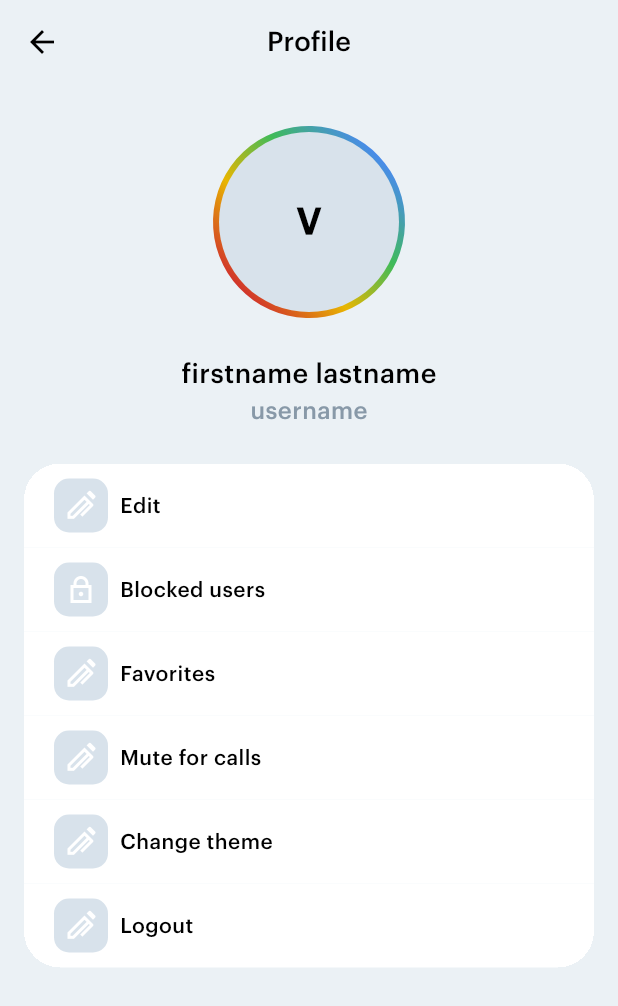
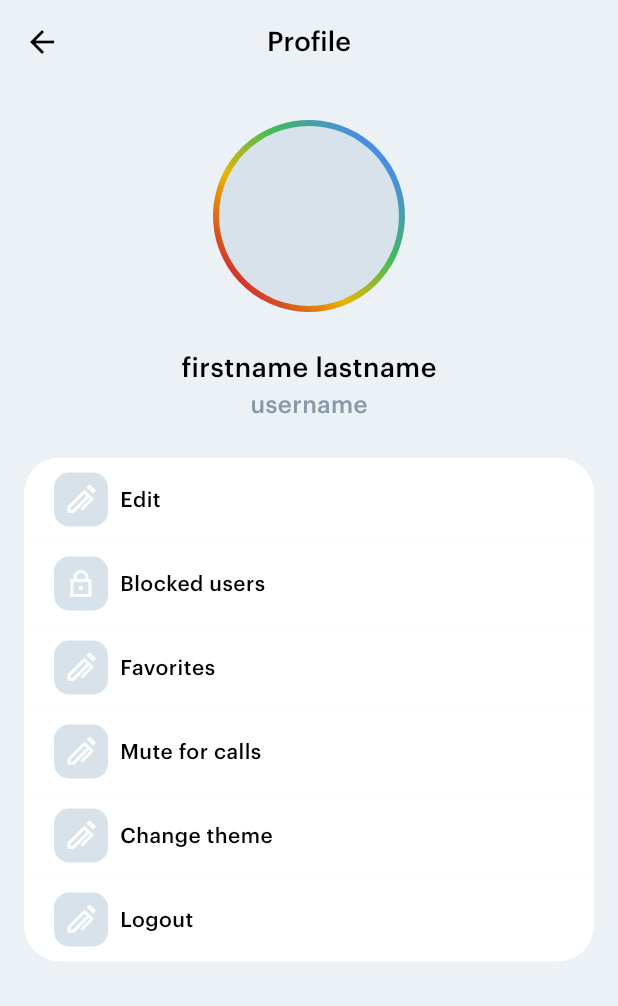
Before and after one commit to DoctorKocte/call_app_flutter, a Flutter app: the ProfileScreen screen opened directly with empty values, on a phone screen of 412 x 824 dp. Shown: the top 1006 px of the screen. Run offline on Flutter 3.47's test engine with Material 2 defaults, Android fonts, the phone set to English and light mode, and no system bars; our stand-ins replace dartz, dio, flutter_bloc, get_it, image_picker; accounts and stored records are empty; generated files the repository leaves out were written again.

Commit message:
add profile and update image request

```diff
--- /dev/null
+++ b/lib/features/profile/animated_image_container.dart
@@ -0,0 +1,127 @@
+import 'dart:convert';
+import 'dart:io';
+
+import 'package:call_app/assets/fonts.gen.dart';
+import 'package:call_app/features/profile/user_update_bloc/user_update_bloc.dart';
+import 'package:call_app/features/profile/user_update_bloc/user_update_event.dart';
+import 'package:call_app/features/profile/user_update_bloc/user_update_state.dart';
+import 'package:call_app/features/users/models/user_model.dart';
+import 'package:call_app/services/users/user_repository.dart';
+import 'package:flutter/material.dart';
+import 'package:flutter_bloc/flutter_bloc.dart';
+import 'package:image_picker/image_picker.dart';
+import 'package:open_ui/open_ui.dart';
+
+class AnimatedImageContainer extends StatefulWidget {
+  const AnimatedImageContainer({required this.userData, super.key});
+
+  final User userData;
+
+  @override
+  State<AnimatedImageContainer> createState() => _AnimatedImageContainerState();
+}
+
+class _AnimatedImageContainerState extends State<AnimatedImageContainer>
+    with SingleTickerProviderStateMixin {
+  late final AnimationController _controller;
+  String img64 = '';
+
+  @override
+  void initState() {
+    super.initState();
+    _controller =
+        AnimationController(vsync: this, duration: const Duration(seconds: 5))
+          ..repeat();
+  }
+
+  @override
+  void dispose() {
+    _controller.dispose();
+    super.dispose();
+  }
+
+  @override
+  Widget build(BuildContext context) {
+    final appTheme = AppTheme.of(context);
+    final colorScheme = appTheme.colorScheme;
+    final usersRepository = UserRepository();
+
+    return BlocProvider<UserUpdateBloc>(
+        create: (context) => UserUpdateBloc(usersRepository: usersRepository),
+        child: Stack(alignment: Alignment.center, children: [
+          AnimatedBuilder(
+              animation: _controller,
+              builder: (_, child) {
+                return Transform.rotate(
+                    angle: _controller.value * 2 * 3.14,
+                    child: Container(
+                        alignment: Alignment.center,
+                        height: 128,
+                        width: 128,
+                        decoration: BoxDecoration(
+                            borderRadius: BorderRadius.circular(64),
+                            gradient: LinearGradient(
+                                colors: colorScheme.gradients.rainbow))));
+              }),
+          GestureDetector(
+              onTap: pickImage,
+              child: Builder(builder: (context) {
+                if (img64.isNotEmpty) {
+                  final UserUpdateBloc userUpdateBloc =
+                      BlocProvider.of(context);
+                  userUpdateBloc.add(UserChangeImageEvent(imageString: img64));
+                }
+                return Container(
+                    clipBehavior: Clip.hardEdge,
+                    alignment: Alignment.center,
+                    height: 120,
+                    width: 120,
+                    decoration: BoxDecoration(
+                        borderRadius: BorderRadius.circular(60),
+                        color: colorScheme.background.lightGray),
+                    child: BlocBuilder<UserUpdateBloc, UserUpdateState>(
+                        builder: (context, state) {
+                      return switch (state) {
+                        UserUpdateLoadingState() =>
+                          const Center(child: CircularProgressIndicator()),
+                        UserUpdateErrorState() => Text(
+                            widget.userData.firstName.isNotEmpty
+                                ? widget.userData.firstName[0]
+                                : '#',
+                            style: TextStyle(
+                                fontFamily: FontFamily.graphik,
+                                fontSize: 24,
+                                fontWeight: FontWeight.bold,
+                                color: colorScheme.textColor.black)),
+                        UserUpdateSuccessState() =>
+                          widget.userData.imageString.isNotEmpty
+                              ? Image.memory(
+                                  base64Decode(widget.userData.imageString))
+                              : Text(
+                                  widget.userData.firstName.isNotEmpty
+                                      ? widget.userData.firstName[0]
+                                      : '',
+                                  style: TextStyle(
+                                      fontFamily: FontFamily.graphik,
+                                      fontSize: 24,
+                                      fontWeight: FontWeight.bold,
+                                      color: colorScheme.textColor.black))
+                      };
+                    }));
+              }))
+        ]));
+  }
+
+  Future<void> pickImage() async {
+    final file = await ImagePicker().pickImage(source: ImageSource.gallery);
+    if (file != null) {
+      setState(() {
+        final imagePath = file.path;
+        final bytes = File(imagePath).readAsBytesSync();
+        final img64 = base64Encode(bytes);
+        this.img64 = img64;
+        widget.userData.imageString = img64;
+      });
+    }
+  }
+}
--- a/lib/features/profile/models/setting_model.dart
+++ b/lib/features/profile/models/setting_model.dart
@@ -7,6 +7,8 @@ enum SettingsTypes {
   mute(title: 'Mute for calls'),
   theme(title: 'Change theme'),
   logout(title: 'Logout');
+
+  const SettingsTypes({required this.title});
 
   AssetGenImage get image {
     switch (this) {
@@ -25,7 +27,5 @@ enum SettingsTypes {
     }
   }
 
-  const SettingsTypes({required this.title});
-
   final String title;
 }
--- a/lib/features/profile/profile_screen.dart
+++ b/lib/features/profile/profile_screen.dart
@@ -1,14 +1,10 @@
-import 'dart:io';
-
 import 'package:call_app/assets/fonts.gen.dart';
+import 'package:call_app/features/profile/animated_image_container.dart';
 import 'package:call_app/features/profile/models/setting_model.dart';
 import 'package:call_app/features/profile/settings_list.dart';
 import 'package:call_app/features/users/models/user_model.dart';
-import 'package:call_app/services/users/user_repository.dart';
 import 'package:flutter/material.dart';
 import 'package:flutter/services.dart';
-import 'package:gradient_borders/box_borders/gradient_box_border.dart';
-import 'package:image_picker/image_picker.dart';
 import 'package:open_ui/open_ui.dart';
 
 class ProfileScreen extends StatefulWidget {
@@ -21,23 +17,6 @@ class ProfileScreen extends StatefulWidget {
 
 class _ProfileScreenState extends State<ProfileScreen>
     with SingleTickerProviderStateMixin {
-  late final AnimationController _controller;
-  String? imagePath;
-
-  @override
-  void initState() {
-    super.initState();
-    _controller =
-        AnimationController(vsync: this, duration: Duration(seconds: 5))
-          ..repeat();
-  }
-
-  @override
-  void dispose() {
-    _controller.dispose();
-    super.dispose();
-  }
-
   @override
   Widget build(BuildContext context) {
     final appTheme = AppTheme.of(context);
@@ -46,7 +25,7 @@ class _ProfileScreenState extends State<ProfileScreen>
     return Scaffold(
       backgroundColor: colorScheme.background.main,
       appBar: AppBar(
-        title: Text('Profile'),
+        title: const Text('Profile'),
         titleTextStyle: TextStyle(
             fontFamily: FontFamily.graphik,
             fontSize: 18,
@@ -54,57 +33,16 @@ class _ProfileScreenState extends State<ProfileScreen>
             color: colorScheme.textColor.black),
         foregroundColor: colorScheme.textColor.black,
         centerTitle: true,
-        //surfaceTintColor: colorScheme.textColor.black,
+        surfaceTintColor: Colors.transparent,
         backgroundColor: Colors.transparent,
         systemOverlayStyle: SystemUiOverlayStyle.dark,
       ),
       body: SingleChildScrollView(
-          child: Padding(
-              padding: EdgeInsets.symmetric(horizontal: 16),
           child: Column(
-                //mainAxisAlignment: MainAxisAlignment.spaceBetween,
-                crossAxisAlignment: CrossAxisAlignment.center,
         children: [
-                  SizedBox(height: 28),
-                  Stack(alignment: Alignment.center, children: [
-                    AnimatedBuilder(
-                        animation: _controller,
-                        builder: (_, child) {
-                          return Transform.rotate(
-                              angle: _controller.value * 2 * 3.14,
-                              child: Container(
-                                  alignment: Alignment.center,
-                                  height: 128,
-                                  width: 128,
-                                  decoration: BoxDecoration(
-                                      borderRadius: BorderRadius.circular(64),
-                                      gradient: LinearGradient(
-                                          colors:
-                                              colorScheme.gradients.rainbow))));
-                        }),
-                    GestureDetector(
-                        onTap: () {
-                          pickImage();
-                        },
-                        child: Container(
-                          clipBehavior: Clip.hardEdge,
-                            alignment: Alignment.center,
-                            height: 120,
-                            width: 120,
-                            decoration: BoxDecoration(
-                                borderRadius: BorderRadius.circular(60),
-                                color: colorScheme.background.lightGray),
-                            child:
-                             (imagePath != null)
-                             ? Image.file(File(imagePath!), fit: BoxFit.cover,)
-                             : Text('V',
-                                style: TextStyle(
-                                    fontFamily: FontFamily.graphik,
-                                    fontSize: 24,
-                                    fontWeight: FontWeight.bold,
-                                    color: colorScheme.textColor.black))))
-                  ]),
-                  SizedBox(height: 24),
+          Padding(
+              padding: const EdgeInsets.symmetric(vertical: 24),
+              child: AnimatedImageContainer(userData: widget.userData)),
           Text('firstname lastname',
               style: TextStyle(
                   fontFamily: FontFamily.graphik,
@@ -117,20 +55,12 @@ class _ProfileScreenState extends State<ProfileScreen>
                   fontSize: 16,
                   fontWeight: FontWeight.w500,
                   color: colorScheme.textColor.secondary)),
-                  SizedBox(height: 24),
-                  //Spacer(),
-                  SettingsList(settingsTypes: SettingsTypes.values)
+          const Padding(
+              padding: EdgeInsets.symmetric(horizontal: 16, vertical: 24),
+              child: SettingsList(
+                  settingsTypes: SettingsTypes.values)),
         ],
-              ))),
+      )),
     );
   }
-
-  void pickImage() async {
-    XFile? file = await ImagePicker().pickImage(source: ImageSource.gallery);
-    if (file != null) {
-      setState(() {
-         imagePath = file.path;
-      });
 }
-  }
-}
--- a/lib/features/profile/setting_view.dart
+++ b/lib/features/profile/setting_view.dart
@@ -23,29 +23,28 @@ class _SettingViewState extends State<SettingView> {
             color: colorScheme.background.white,
             borderRadius: BorderRadius.circular(0)),
         child: Padding(
-            padding: EdgeInsets.symmetric(horizontal: 20, vertical: 10),
+            padding: const EdgeInsets.symmetric(horizontal: 20, vertical: 10),
             child: Row(children: [
               Container(
                 height: 36,
                 width: 36,
-                //margin: EdgeInsets.symmetric(),
                 decoration: BoxDecoration(
                   color: colorScheme.background.lightGray,
                   borderRadius: BorderRadius.circular(10),
                 ),
                 child: Padding(
-                    padding: EdgeInsets.all(6),
+                    padding: const EdgeInsets.all(6),
                     child: widget.settingsType.image
                         .image(color: colorScheme.background.white)),
               ),
-              SizedBox(width: 8),
+              const SizedBox(width: 8),
               Text(widget.settingsType.title,
                   style: TextStyle(
                       fontFamily: FontFamily.graphik,
                       fontSize: 14,
                       fontWeight: FontWeight.w500,
                       color: colorScheme.textColor.black)),
-              Spacer()
+              const Spacer()
             ])));
   }
 }
--- a/lib/features/profile/settings_list.dart
+++ b/lib/features/profile/settings_list.dart
@@ -14,17 +14,12 @@ class SettingsList extends StatefulWidget {
 class _SettingsListState extends State<SettingsList> {
   @override
   Widget build(BuildContext context) {
-    return LayoutBuilder(
-  builder: (context, constraints) {
     return Container(
         clipBehavior: Clip.hardEdge,
-      decoration: BoxDecoration(borderRadius:  BorderRadius.circular(24),),
-      //borderRadius: BorderRadius.circular(24),
-      child: SizedBox(
-        //height: constraints.maxHeight,//based on your need
-        width: constraints.maxWidth,
-        child:
-     ListView.builder(
+        decoration: BoxDecoration(
+          borderRadius: BorderRadius.circular(24),
+        ),
+        child: ListView.builder(
             shrinkWrap: true,
             physics: const NeverScrollableScrollPhysics(),
             itemCount: widget.settingsTypes.length,
@@ -32,10 +27,6 @@ class _SettingsListState extends State<SettingsList> {
               return SettingView(
                 settingsType: widget.settingsTypes[index],
               );
-        })
-      )
-      );
-      }
-      );
+            }));
   }
 }
--- /dev/null
+++ b/lib/features/profile/user_update_bloc/user_update_bloc.dart
@@ -0,0 +1,31 @@
+import 'dart:async';
+
+import 'package:call_app/features/profile/user_update_bloc/user_update_event.dart';
+import 'package:call_app/features/profile/user_update_bloc/user_update_state.dart';
+import 'package:call_app/services/users/user_repository.dart';
+import 'package:flutter_bloc/flutter_bloc.dart';
+
+class UserUpdateBloc extends Bloc<UserUpdateEvent, UserUpdateState> {
+  UserUpdateBloc({required this.usersRepository}) : super(UserUpdateSuccessState()) {
+    on<UserChangeImageEvent>(_changeImage);
+  }
+
+  final UserRepository usersRepository;
+
+  Future<void> _changeImage(
+    UserChangeImageEvent event,
+    Emitter<UserUpdateState> emit
+  ) async {
+      emit(UserUpdateLoadingState());
+      try {
+        final result = await usersRepository.changeProfileImage(imageString: event.imageString);
+
+        result.fold(
+          (l) => emit(UserUpdateErrorState()),
+          (r) => emit(UserUpdateSuccessState())
+        );
+      } catch (e) {
+        emit(UserUpdateErrorState());
+      }
+  }
+}
--- /dev/null
+++ b/lib/features/profile/user_update_bloc/user_update_event.dart
@@ -0,0 +1,9 @@
+sealed class UserUpdateEvent {
+  const UserUpdateEvent();
+}
+
+class UserChangeImageEvent extends UserUpdateEvent {
+  UserChangeImageEvent({required this.imageString});
+
+  String imageString;
+}
--- /dev/null
+++ b/lib/features/profile/user_update_bloc/user_update_state.dart
@@ -0,0 +1,9 @@
+sealed class UserUpdateState {
+  const UserUpdateState();
+}
+
+class UserUpdateErrorState extends UserUpdateState {}
+
+class UserUpdateLoadingState extends UserUpdateState {}
+
+class UserUpdateSuccessState extends UserUpdateState {}
--- a/lib/features/users/models/user_model.dart
+++ b/lib/features/users/models/user_model.dart
@@ -9,8 +9,8 @@ class User {
     required this.lastName,
     required this.contacts,
     required this.recentContacts,
-    this.phoneNumber,
-    this.imageString
+    required this.imageString,
+    this.phoneNumber
   });
 
   factory User.fromDTO({required UserDTO dto}) {
@@ -19,7 +19,7 @@ class User {
         firstName: dto.firstName ?? '',
         lastName: dto.lastName ?? '',
         phoneNumber: dto.phoneNumber,
-        imageString: dto.imageString,
+        imageString: dto.imageString ?? '',
         contacts: dto.contacts.map((contactDTO) => Contact.fromDTO(dto: contactDTO)).toList(),
         recentContacts: dto.recentContacts.map((recentContactDTO) => RecentContact.fromDTO(dto: recentContactDTO)).toList()
     );
@@ -29,7 +29,7 @@ class User {
   String firstName;
   String lastName;
   String? phoneNumber;
-  String? imageString;
+  String imageString;
   List<Contact> contacts;
   List<RecentContact> recentContacts;
 }
--- a/lib/features/users/user_bloc/user_event.dart
+++ b/lib/features/users/user_bloc/user_event.dart
@@ -1,9 +1,11 @@
-abstract class UsersEvent {}
+sealed class UsersEvent {}
 
 class UsersLoadEvent extends UsersEvent {}
 
 class UsersClearEvent extends UsersEvent {}
 
-abstract class UserEvent {}
+sealed class UserEvent {}
 
 class UserLoadEvent extends UserEvent {}
+
+class UserChangeImageEvent extends UserEvent {}
--- a/lib/features/users/user_bloc/user_state.dart
+++ b/lib/features/users/user_bloc/user_state.dart
@@ -16,7 +16,6 @@ class UsersDataState extends UsersState {
 
 class UsersErrorState extends UsersState {}
 
-
 sealed class UserState {
   const UserState();
 }
--- a/lib/services/users/user_repository.dart
+++ b/lib/services/users/user_repository.dart
@@ -8,4 +8,5 @@ class UserRepository {
 
   Future<Either<String, Users>> getAllUsers() => _userProvider.getUsers();
   Future<Either<String, User>> getUserData() => _userProvider.getUserData();
+  Future<Either<String, void>> changeProfileImage({required String imageString}) => _userProvider.changeProfileImage(imageString: imageString);
 }
```
Also changed, not shown: lib/features/auth/login_screen.dart (+0 -11 lines), lib/features/users/user_bloc/user_bloc.dart (+4 -23 lines), lib/services/api_response_model.dart (+13 -0 lines), lib/services/users/user_api_provider.dart (+9 -19 lines). Lines whose indentation alone changed are shown as unchanged.
